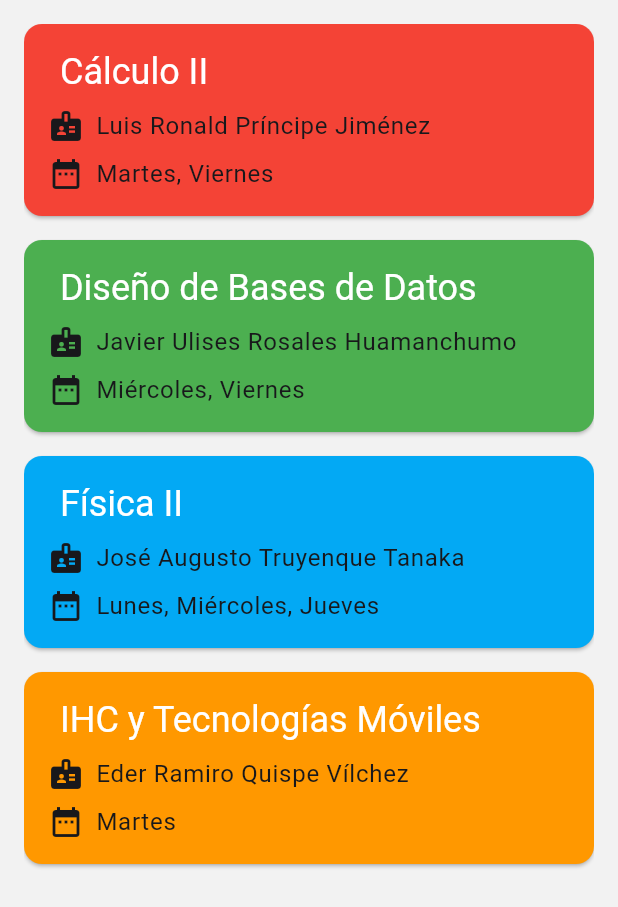
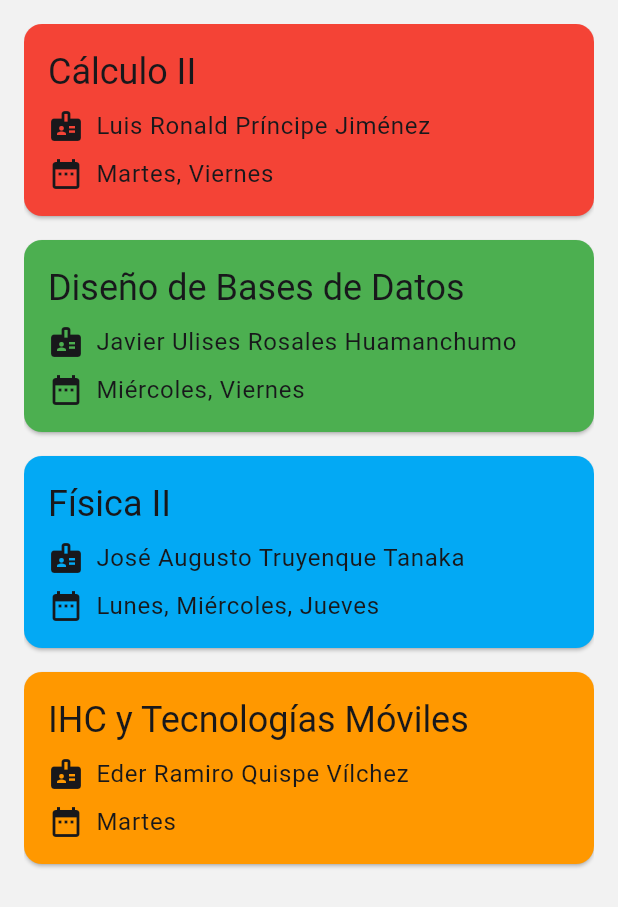
Before and after one commit to youniversityupc/android, a Flutter app: the CoursePage widget shown alone on an empty page, opened directly, on a phone screen of 412 x 824 dp. Shown: the top 907 px of the screen. Run offline on Flutter 3.47's test engine with Material 2 defaults, Android fonts, the phone set to English and light mode, and no system bars; our stand-ins replace beamer, equatable.

Commit message:
refactor: updated title prop usage in info card

```diff
--- a/lib/pages/courses/course_page.dart
+++ b/lib/pages/courses/course_page.dart
@@ -1,8 +1,6 @@
 import 'package:flutter/material.dart';
 import 'package:youniversity_app/components/info_card.dart';
 import 'package:youniversity_app/pages/courses/models/course_model.dart';
-import 'package:youniversity_app/utils/build_context_extensions.dart';
-import 'package:youniversity_app/utils/text_style_extensions.dart';
 
 class CoursePage extends StatelessWidget {
   const CoursePage({super.key});
@@ -35,8 +33,6 @@ class CoursePage extends StatelessWidget {
 
   @override
   Widget build(BuildContext context) {
-    final textTheme = context.textTheme;
-
     return Padding(
       padding: const EdgeInsets.all(16),
       child: Expanded(
@@ -49,13 +45,8 @@ class CoursePage extends StatelessWidget {
               final course = _courses[index];
               return InfoCard(
                 backgroundColor: course.backgroundColor,
+                title: Text(course.courseName),
                 children: [
-                  InfoCardItem(
-                    child: Text(
-                      course.courseName,
-                      style: textTheme.headlineSmall?.withColor(Colors.white),
-                    ),
-                  ),
                   InfoCardItem(
                     leading: const Icon(Icons.badge),
                     child: Text(course.teacherName),
```
Also changed, not shown: lib/pages/activities/activity_page.dart (+1 -7 lines), lib/pages/home/home_courses_page.dart (+6 -16 lines), lib/pages/home/home_today_page.dart (+1 -7 lines).
